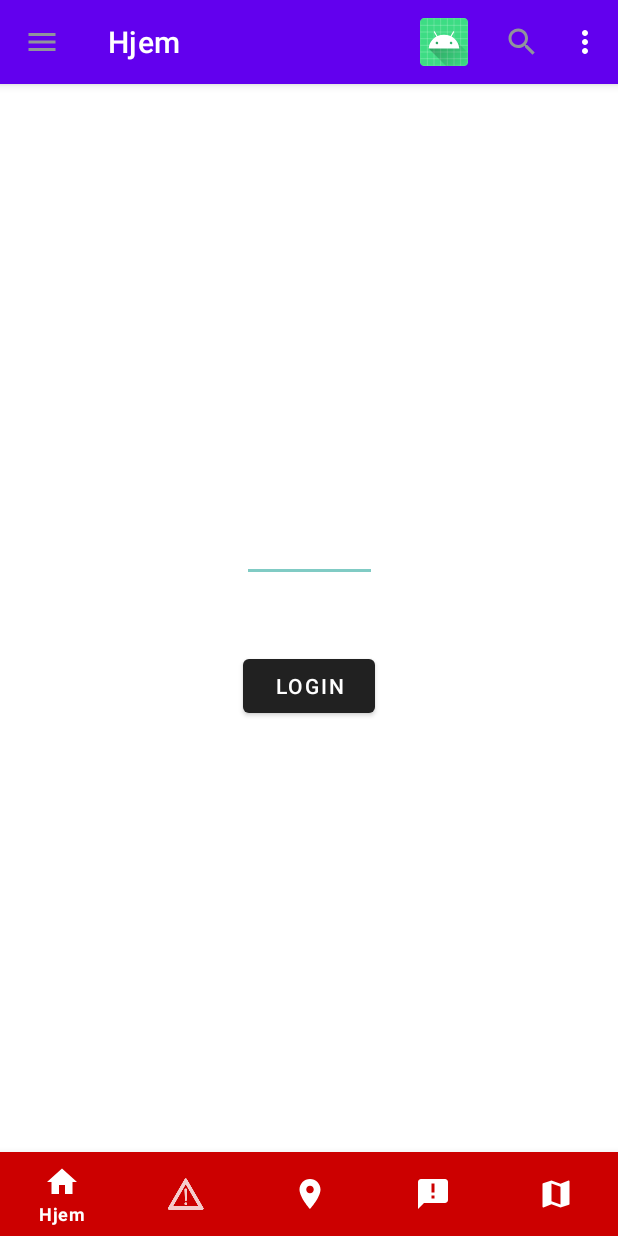
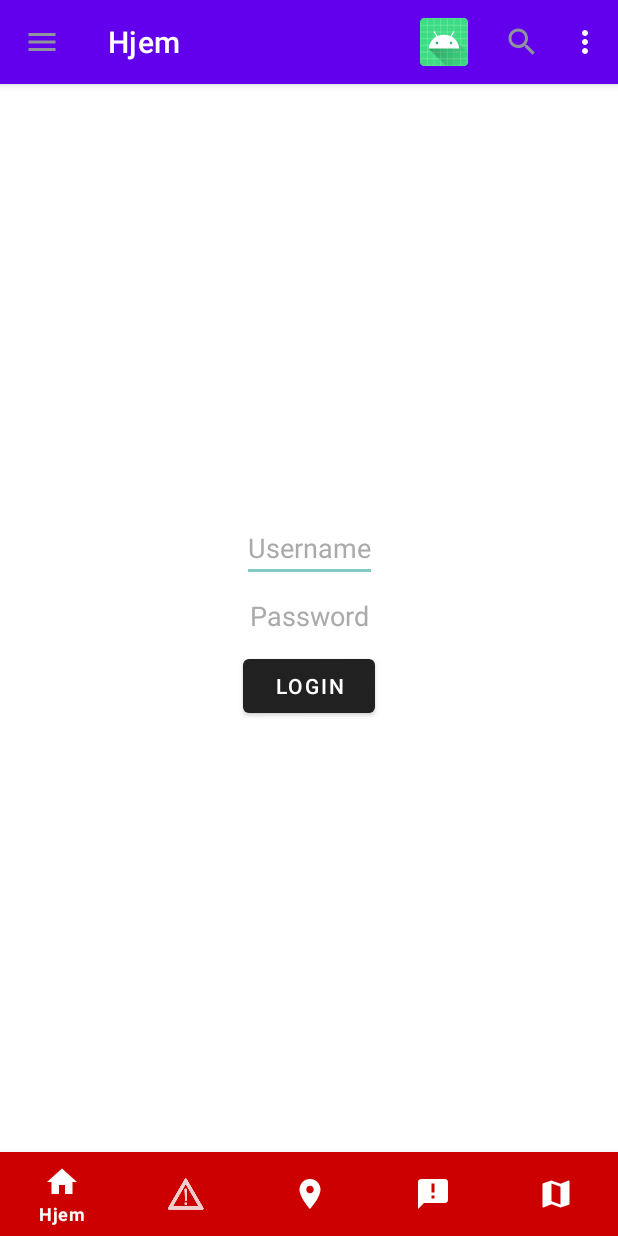
Before and after one commit to Owlar/Trafikkfare, an Android app: the screen it shows after launch (MainActivity), on a phone screen of 412 x 824 dp. Run offline under Robolectric (Android 15) with nearby library versions, the phone set to English and light mode, and no system bars; our stand-ins replace navigation-ui.

Commit message:
Fix bug (login input doesn't show), add login hints

```diff
--- a/app/src/main/java/no/hiof/oscarlr/trafikkfare/MapActivity.kt
+++ b/app/src/main/java/no/hiof/oscarlr/trafikkfare/MapActivity.kt
@@ -4,6 +4,7 @@ import android.Manifest.permission.ACCESS_FINE_LOCATION
 import android.annotation.SuppressLint
 import android.content.pm.PackageManager.PERMISSION_GRANTED
 import android.os.Bundle
+import android.util.Log
 import android.view.View
 import android.view.animation.Animation
 import android.view.animation.AnimationUtils
--- a/app/src/main/res/layout/fragment_login.xml
+++ b/app/src/main/res/layout/fragment_login.xml
@@ -13,6 +13,9 @@
         android:layout_width="wrap_content"
         android:layout_height="wrap_content"
         android:hint="@string/username"
+        android:autofillHints="@string/username"
+        android:textColorHint="@android:color/darker_gray"
+        android:textColor="@android:color/black"
         android:inputType="textPersonName"
         app:layout_constraintBottom_toTopOf="@+id/editTextPassword"
         app:layout_constraintEnd_toEndOf="parent"
@@ -25,6 +28,11 @@
         android:id="@+id/editTextPassword"
         android:layout_width="wrap_content"
         android:layout_height="wrap_content"
+        android:hint="@string/password"
+        android:autofillHints="@string/password"
+        android:textColorHint="@android:color/darker_gray"
+        android:textColor="@android:color/black"
+        android:inputType="textPassword"
         app:layout_constraintBottom_toTopOf="@+id/loginButton"
         app:layout_constraintEnd_toEndOf="@+id/editTextUsername"
         app:layout_constraintHorizontal_bias="0.5"
--- a/app/src/main/res/values/strings.xml
+++ b/app/src/main/res/values/strings.xml
@@ -24,4 +24,5 @@
     <string name="search_no">Søk</string>
     <string name="content_description_search">Søk</string>
     <string name="content_description_more">Se mer</string>
+    <string name="password">Password</string>
 </resources>
```
